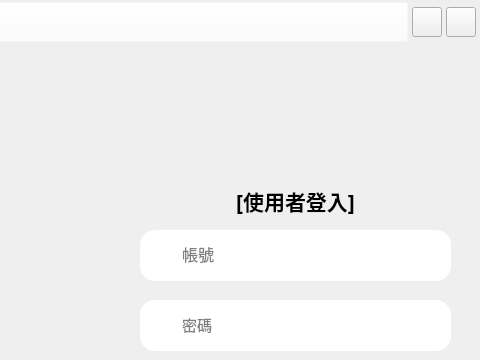
Before: the Qt Designer form src/gui/LoginWindow.ui in hmes98318/Logistics-Station, drawn with Qt 5; both pictures show x 520 to 1000 and y 0 to 360 of the 1000 by 700 pixel window.
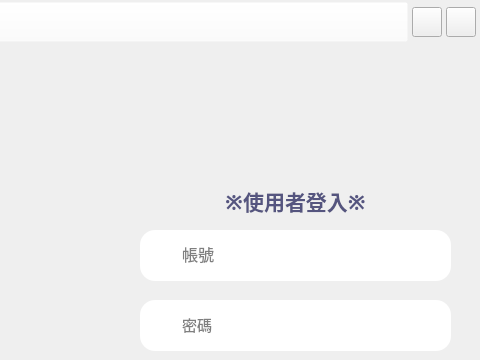
After: the same form once the commit is applied. Icons and pictures are not drawn.

Commit message: Change LoginWindow - image

```diff
--- a/src/gui/LoginWindow.ui
+++ b/src/gui/LoginWindow.ui
@@ -430,8 +430,11 @@
        <bold>true</bold>
       </font>
      </property>
+     <property name="styleSheet">
+      <string notr="true">color: rgb(85, 85, 127);</string>
+     </property>
      <property name="text">
-      <string>[使用者登入]</string>
+      <string>※使用者登入※</string>
      </property>
      <property name="alignment">
       <set>Qt::AlignCenter</set>
```
The commit also changes 2 other files.
